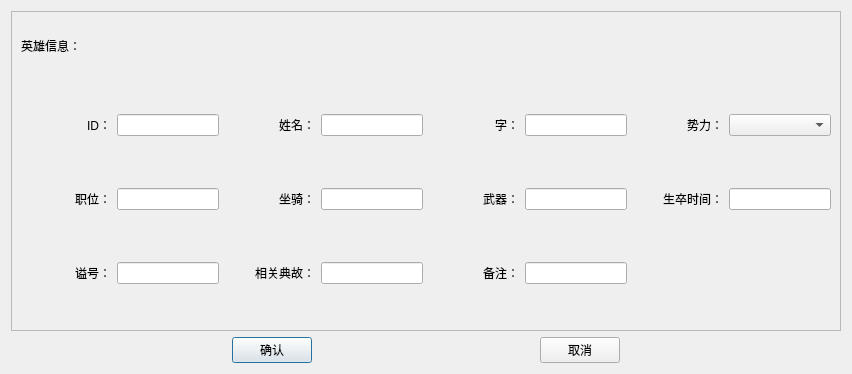
Before: the Qt Designer form DataBaseDemo/View/InputInfoDialog.ui in ZefinNg/MyQWidgetExamples, drawn with Qt 5.
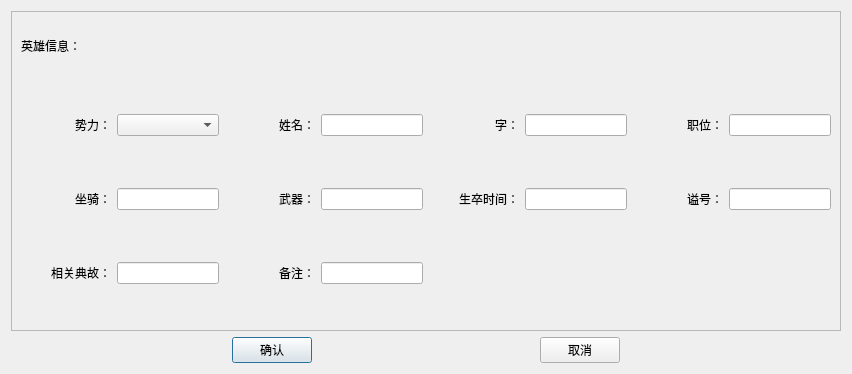
After: the same form once the commit is applied.

Patch:
```diff
--- a/DataBaseDemo/View/InputInfoDialog.ui
+++ b/DataBaseDemo/View/InputInfoDialog.ui
@@ -73,7 +73,7 @@
        <string>英雄信息：</string>
       </property>
      </widget>
-     <widget class="QWidget" name="">
+     <widget class="QWidget" name="layoutWidget">
       <property name="geometry">
        <rect>
         <x>10</x>
@@ -83,59 +83,9 @@
        </rect>
       </property>
       <layout class="QGridLayout" name="gridLayout_2">
-       <item row="2" column="0">
-        <widget class="QLabel" name="labelPosthumousTitle">
-         <property name="minimumSize">
-          <size>
-           <width>90</width>
-           <height>40</height>
-          </size>
-         </property>
-         <property name="layoutDirection">
-          <enum>Qt::LeftToRight</enum>
-         </property>
-         <property name="text">
-          <string>谥号：</string>
-         </property>
-         <property name="alignment">
-          <set>Qt::AlignRight|Qt::AlignTrailing|Qt::AlignVCenter</set>
-         </property>
-        </widget>
-       </item>
-       <item row="2" column="1">
-        <widget class="QLineEdit" name="lineEditPosthumousTitle"/>
-       </item>
-       <item row="0" column="1">
-        <widget class="QLineEdit" name="lineEditID"/>
-       </item>
        <item row="0" column="3">
         <widget class="QLineEdit" name="lineEditName"/>
        </item>
-       <item row="1" column="1">
-        <widget class="QLineEdit" name="lineEditPosition"/>
-       </item>
-       <item row="1" column="3">
-        <widget class="QLineEdit" name="lineEditMount"/>
-       </item>
-       <item row="2" column="2">
-        <widget class="QLabel" name="labelAllusion">
-         <property name="minimumSize">
-          <size>
-           <width>90</width>
-           <height>40</height>
-          </size>
-         </property>
-         <property name="layoutDirection">
-          <enum>Qt::LeftToRight</enum>
-         </property>
-         <property name="text">
-          <string>相关典故：</string>
-         </property>
-         <property name="alignment">
-          <set>Qt::AlignRight|Qt::AlignTrailing|Qt::AlignVCenter</set>
-         </property>
-        </widget>
-       </item>
        <item row="0" column="2">
         <widget class="QLabel" name="labelName">
          <property name="minimumSize">
@@ -155,110 +105,9 @@
          </property>
         </widget>
        </item>
-       <item row="1" column="2">
-        <widget class="QLabel" name="labelMount">
-         <property name="minimumSize">
-          <size>
-           <width>90</width>
-           <height>40</height>
-          </size>
-         </property>
-         <property name="layoutDirection">
-          <enum>Qt::LeftToRight</enum>
-         </property>
-         <property name="text">
-          <string>坐骑：</string>
-         </property>
-         <property name="alignment">
-          <set>Qt::AlignRight|Qt::AlignTrailing|Qt::AlignVCenter</set>
-         </property>
-        </widget>
-       </item>
-       <item row="0" column="6">
-        <widget class="QLabel" name="labelFaction">
-         <property name="minimumSize">
-          <size>
-           <width>90</width>
-           <height>40</height>
-          </size>
-         </property>
-         <property name="layoutDirection">
-          <enum>Qt::LeftToRight</enum>
-         </property>
-         <property name="text">
-          <string>势力：</string>
-         </property>
-         <property name="alignment">
-          <set>Qt::AlignRight|Qt::AlignTrailing|Qt::AlignVCenter</set>
-         </property>
-        </widget>
-       </item>
        <item row="0" column="5">
         <widget class="QLineEdit" name="lineEditStyleName"/>
        </item>
-       <item row="1" column="4">
-        <widget class="QLabel" name="labelWeapon">
-         <property name="minimumSize">
-          <size>
-           <width>90</width>
-           <height>40</height>
-          </size>
-         </property>
-         <property name="layoutDirection">
-          <enum>Qt::LeftToRight</enum>
-         </property>
-         <property name="text">
-          <string>武器：</string>
-         </property>
-         <property name="alignment">
-          <set>Qt::AlignRight|Qt::AlignTrailing|Qt::AlignVCenter</set>
-         </property>
-        </widget>
-       </item>
-       <item row="2" column="3">
-        <widget class="QLineEdit" name="lineEditAllusion"/>
-       </item>
-       <item row="1" column="5">
-        <widget class="QLineEdit" name="lineEditWeapon"/>
-       </item>
-       <item row="0" column="0">
-        <widget class="QLabel" name="labelID">
-         <property name="minimumSize">
-          <size>
-           <width>90</width>
-           <height>40</height>
-          </size>
-         </property>
-         <property name="layoutDirection">
-          <enum>Qt::LeftToRight</enum>
-         </property>
-         <property name="text">
-          <string>ID：</string>
-         </property>
-         <property name="alignment">
-          <set>Qt::AlignRight|Qt::AlignTrailing|Qt::AlignVCenter</set>
-         </property>
-        </widget>
-       </item>
-       <item row="1" column="0">
-        <widget class="QLabel" name="labelPosition">
-         <property name="minimumSize">
-          <size>
-           <width>90</width>
-           <height>40</height>
-          </size>
-         </property>
-         <property name="layoutDirection">
-          <enum>Qt::LeftToRight</enum>
-         </property>
-         <property name="text">
-          <string>职位：</string>
-         </property>
-         <property name="alignment">
-          <set>Qt::AlignRight|Qt::AlignTrailing|Qt::AlignVCenter</set>
-         </property>
-        </widget>
-       </item>
        <item row="0" column="4">
         <widget class="QLabel" name="labelStyleName">
          <property name="minimumSize">
@@ -278,14 +127,52 @@
          </property>
         </widget>
        </item>
-       <item row="0" column="7">
+       <item row="0" column="0">
+        <widget class="QLabel" name="labelFaction">
+         <property name="minimumSize">
+          <size>
+           <width>90</width>
+           <height>40</height>
+          </size>
+         </property>
+         <property name="layoutDirection">
+          <enum>Qt::LeftToRight</enum>
+         </property>
+         <property name="text">
+          <string>势力：</string>
+         </property>
+         <property name="alignment">
+          <set>Qt::AlignRight|Qt::AlignTrailing|Qt::AlignVCenter</set>
+         </property>
+        </widget>
+       </item>
+       <item row="0" column="1">
         <widget class="QComboBox" name="comboBoxKingdoms"/>
        </item>
-       <item row="2" column="5">
-        <widget class="QLineEdit" name="lineEditTips"/>
+       <item row="0" column="6">
+        <widget class="QLabel" name="labelPosition">
+         <property name="minimumSize">
+          <size>
+           <width>90</width>
+           <height>40</height>
+          </size>
+         </property>
+         <property name="layoutDirection">
+          <enum>Qt::LeftToRight</enum>
+         </property>
+         <property name="text">
+          <string>职位：</string>
+         </property>
+         <property name="alignment">
+          <set>Qt::AlignRight|Qt::AlignTrailing|Qt::AlignVCenter</set>
+         </property>
+        </widget>
        </item>
-       <item row="2" column="4">
-        <widget class="QLabel" name="labelTips">
+       <item row="0" column="7">
+        <widget class="QLineEdit" name="lineEditPosition"/>
+       </item>
+       <item row="1" column="0">
+        <widget class="QLabel" name="labelMount">
          <property name="minimumSize">
           <size>
            <width>90</width>
@@ -296,14 +183,39 @@
           <enum>Qt::LeftToRight</enum>
          </property>
          <property name="text">
-          <string>备注：</string>
+          <string>坐骑：</string>
          </property>
          <property name="alignment">
           <set>Qt::AlignRight|Qt::AlignTrailing|Qt::AlignVCenter</set>
          </property>
         </widget>
        </item>
-       <item row="1" column="6">
+       <item row="1" column="1">
+        <widget class="QLineEdit" name="lineEditMount"/>
+       </item>
+       <item row="1" column="2">
+        <widget class="QLabel" name="labelWeapon">
+         <property name="minimumSize">
+          <size>
+           <width>90</width>
+           <height>40</height>
+          </size>
+         </property>
+         <property name="layoutDirection">
+          <enum>Qt::LeftToRight</enum>
+         </property>
+         <property name="text">
+          <string>武器：</string>
+         </property>
+         <property name="alignment">
+          <set>Qt::AlignRight|Qt::AlignTrailing|Qt::AlignVCenter</set>
+         </property>
+        </widget>
+       </item>
+       <item row="1" column="3">
+        <widget class="QLineEdit" name="lineEditWeapon"/>
+       </item>
+       <item row="1" column="4">
         <widget class="QLabel" name="labelBirthAndDeadthTime">
          <property name="minimumSize">
           <size>
@@ -322,9 +234,75 @@
          </property>
         </widget>
        </item>
-       <item row="1" column="7">
+       <item row="1" column="5">
         <widget class="QLineEdit" name="lineEditBirthAndDeathTime"/>
        </item>
+       <item row="1" column="6">
+        <widget class="QLabel" name="labelPosthumousTitle">
+         <property name="minimumSize">
+          <size>
+           <width>90</width>
+           <height>40</height>
+          </size>
+         </property>
+         <property name="layoutDirection">
+          <enum>Qt::LeftToRight</enum>
+         </property>
+         <property name="text">
+          <string>谥号：</string>
+         </property>
+         <property name="alignment">
+          <set>Qt::AlignRight|Qt::AlignTrailing|Qt::AlignVCenter</set>
+         </property>
+        </widget>
+       </item>
+       <item row="1" column="7">
+        <widget class="QLineEdit" name="lineEditPosthumousTitle"/>
+       </item>
+       <item row="2" column="0">
+        <widget class="QLabel" name="labelAllusion">
+         <property name="minimumSize">
+          <size>
+           <width>90</width>
+           <height>40</height>
+          </size>
+         </property>
+         <property name="layoutDirection">
+          <enum>Qt::LeftToRight</enum>
+         </property>
+         <property name="text">
+          <string>相关典故：</string>
+         </property>
+         <property name="alignment">
+          <set>Qt::AlignRight|Qt::AlignTrailing|Qt::AlignVCenter</set>
+         </property>
+        </widget>
+       </item>
+       <item row="2" column="1">
+        <widget class="QLineEdit" name="lineEditAllusion"/>
+       </item>
+       <item row="2" column="2">
+        <widget class="QLabel" name="labelTips">
+         <property name="minimumSize">
+          <size>
+           <width>90</width>
+           <height>40</height>
+          </size>
+         </property>
+         <property name="layoutDirection">
+          <enum>Qt::LeftToRight</enum>
+         </property>
+         <property name="text">
+          <string>备注：</string>
+         </property>
+         <property name="alignment">
+          <set>Qt::AlignRight|Qt::AlignTrailing|Qt::AlignVCenter</set>
+         </property>
+        </widget>
+       </item>
+       <item row="2" column="3">
+        <widget class="QLineEdit" name="lineEditTips"/>
+       </item>
       </layout>
      </widget>
     </widget>
```
